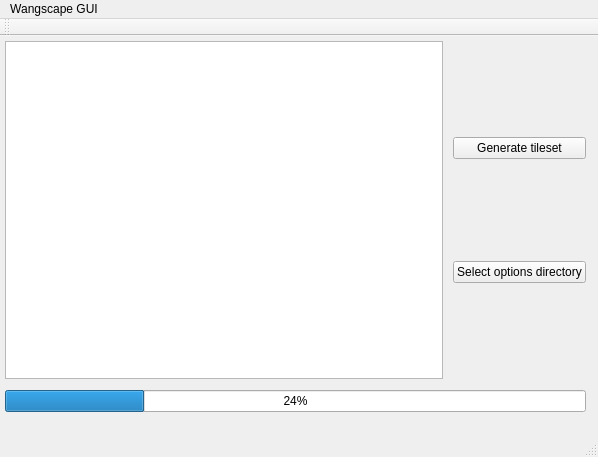
Wangscape/Wangscape, file WangscapeGui/mainwindow.ui: the form before one commit.
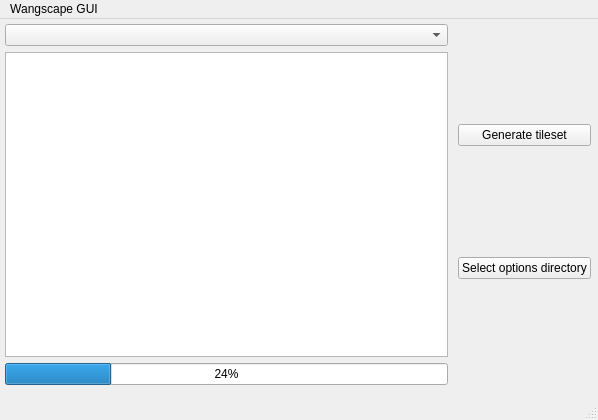
The form after the commit.

Commit message: Add combo box with all generated cliques' previews

```diff
--- a/WangscapeGui/mainwindow.ui
+++ b/WangscapeGui/mainwindow.ui
@@ -7,36 +7,22 @@
     <x>0</x>
     <y>0</y>
     <width>598</width>
-    <height>457</height>
+    <height>420</height>
    </rect>
   </property>
   <property name="windowTitle">
    <string>MainWindow</string>
   </property>
   <widget class="QWidget" name="centralWidget">
-   <widget class="QWidget" name="verticalLayoutWidget_2">
+   <widget class="QWidget" name="">
     <property name="geometry">
      <rect>
       <x>0</x>
       <y>0</y>
       <width>591</width>
-      <height>381</height>
+      <height>371</height>
      </rect>
     </property>
-    <layout class="QVBoxLayout" name="verticalLayout_2">
-     <property name="leftMargin">
-      <number>5</number>
-     </property>
-     <property name="topMargin">
-      <number>5</number>
-     </property>
-     <property name="rightMargin">
-      <number>5</number>
-     </property>
-     <property name="bottomMargin">
-      <number>5</number>
-     </property>
-     <item>
       <layout class="QHBoxLayout" name="horizontalLayout">
        <property name="spacing">
         <number>10</number>
@@ -54,9 +40,29 @@
         <number>5</number>
        </property>
        <item>
+      <layout class="QVBoxLayout" name="verticalLayout_3">
+       <property name="leftMargin">
+        <number>5</number>
+       </property>
+       <property name="topMargin">
+        <number>5</number>
+       </property>
+       <item>
+        <widget class="QComboBox" name="comboBox"/>
+       </item>
+       <item>
         <widget class="QGraphicsView" name="tilesetPreview"/>
        </item>
        <item>
+        <widget class="QProgressBar" name="progressBar">
+         <property name="value">
+          <number>24</number>
+         </property>
+        </widget>
+       </item>
+      </layout>
+     </item>
+     <item>
         <layout class="QVBoxLayout" name="verticalLayout">
          <property name="spacing">
           <number>6</number>
@@ -78,15 +84,6 @@
         </layout>
        </item>
       </layout>
-     </item>
-     <item>
-      <widget class="QProgressBar" name="progressBar">
-       <property name="value">
-        <number>24</number>
-       </property>
-      </widget>
-     </item>
-    </layout>
    </widget>
   </widget>
   <widget class="QMenuBar" name="menuBar">
@@ -105,14 +102,6 @@
    </widget>
    <addaction name="menuWangscape_GUI"/>
   </widget>
-  <widget class="QToolBar" name="mainToolBar">
-   <attribute name="toolBarArea">
-    <enum>TopToolBarArea</enum>
-   </attribute>
-   <attribute name="toolBarBreak">
-    <bool>false</bool>
-   </attribute>
-  </widget>
   <widget class="QStatusBar" name="statusBar"/>
  </widget>
  <layoutdefault spacing="6" margin="11"/>
```
Lines whose indentation alone changed are shown as unchanged. The commit also changes 2 other files.
